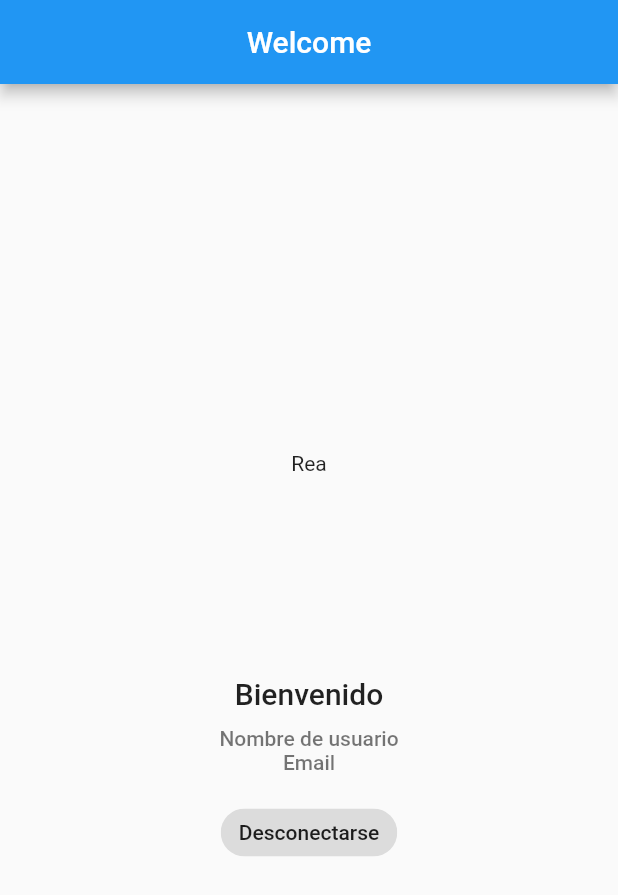
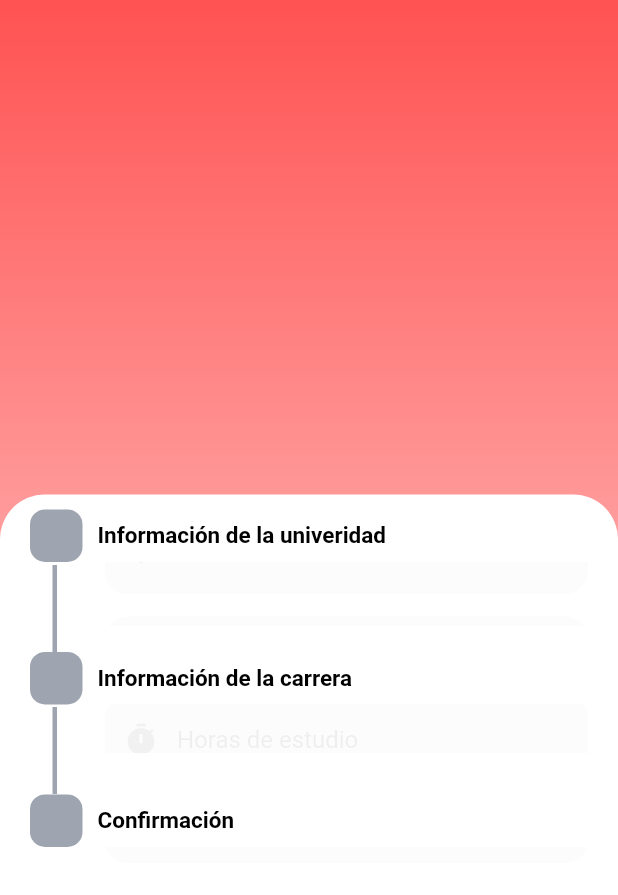
Before and after one commit to tutostrucoscode/rea, a Flutter app: the HomeScreen screen opened directly, on a phone screen of 412 x 824 dp. Shown: the top 895 px of the screen. Run offline on Flutter 3.47's test engine with Material 2 defaults, Android fonts, the phone set to English and light mode, and no system bars; our stand-ins replace bloc, cloud_firestore, equatable, firebase_auth, firebase_core, flutter_bloc and 1 more; accounts and stored records are empty.

Commit message:
formulario
- formulario

```diff
--- /dev/null
+++ b/lib/ui/screens/forms/page1.dart
@@ -0,0 +1,34 @@
+import 'package:flutter/material.dart';
+import 'package:rea/ui/widgets/textField.dart';
+
+class Page1 extends StatelessWidget {
+  const Page1({Key? key}) : super(key: key);
+
+  @override
+  Widget build(BuildContext context) {
+    return Container(
+      padding: const EdgeInsets.only(top: 15),
+      child: Column(children: [
+        TProgress(
+          hintText: 'Nombre de la universidad',
+          prefix: const Icon(Icons.apartment),
+        ),
+        SizedBox(height: 15),
+        TProgress(
+          hintText: 'Nombre de la facultad',
+          prefix: const Icon(Icons.school),
+        ),
+        SizedBox(height: 15),
+        TProgress(
+          hintText: 'Semestre cursando',
+          prefix: const Icon(Icons.numbers),
+        ),
+        SizedBox(height: 15),
+        TProgress(
+          hintText: 'Promedio general de la carrera',
+          prefix: const Icon(Icons.star),
+        ),
+      ]),
+    );
+  }
+}
--- /dev/null
+++ b/lib/ui/screens/forms/page2.dart
@@ -0,0 +1,29 @@
+import 'package:flutter/material.dart';
+import 'package:rea/ui/widgets/textField.dart';
+
+class Page2 extends StatelessWidget {
+  const Page2({Key? key}) : super(key: key);
+
+  @override
+  Widget build(BuildContext context) {
+    return Container(
+      padding: const EdgeInsets.only(top: 15),
+      child: Column(children: [
+        TProgress(
+          hintText: 'Materia de interes',
+          prefix: const Icon(Icons.book),
+        ),
+        SizedBox(height: 15),
+        TProgress(
+          hintText: 'Horas de estudio',
+          prefix: const Icon(Icons.timer),
+        ),
+        SizedBox(height: 15),
+        TProgress(
+          hintText: 'Promedio general de la carrera',
+          prefix: const Icon(Icons.star),
+        ),
+      ]),
+    );
+  }
+}
--- /dev/null
+++ b/lib/ui/screens/forms/page3.dart
@@ -0,0 +1,24 @@
+import 'package:flutter/material.dart';
+import 'package:rea/ui/widgets/textField.dart';
+
+class Page3 extends StatelessWidget {
+  const Page3({Key? key}) : super(key: key);
+
+  @override
+  Widget build(BuildContext context) {
+    return Container(
+      padding: const EdgeInsets.only(top: 15),
+      child: Column(children: [
+        TProgress(
+          hintText: 'Como se entero de nosotros',
+          prefix: const Icon(Icons.batch_prediction),
+        ),
+        SizedBox(height: 15),
+        TProgress(
+          hintText: 'Heres estudiante o profesor',
+          prefix: const Icon(Icons.assignment_ind),
+        ),
+      ]),
+    );
+  }
+}
--- a/lib/ui/screens/homeScreen.dart
+++ b/lib/ui/screens/homeScreen.dart
@@ -1,4 +1,8 @@
 import 'package:flutter/material.dart';
+import 'package:rea/ui/screens/forms/page1.dart';
+import 'package:rea/ui/screens/forms/page2.dart';
+import 'package:rea/ui/screens/forms/page3.dart';
+import 'package:rea/ui/widgets/progress.dart';
 
 class HomeScreen extends StatefulWidget {
   const HomeScreen({Key? key}) : super(key: key);
@@ -10,47 +14,59 @@ class HomeScreen extends StatefulWidget {
 class _HomeScreenState extends State<HomeScreen> {
   @override
   Widget build(BuildContext context) {
+    double height = MediaQuery.of(context).size.height;
+    double width = MediaQuery.of(context).size.width;
     return Scaffold(
-      appBar: AppBar(
-        title: const Text("Welcome"),
-        centerTitle: true,
+      body: Stack(
+        children: [
+          Container(
+            width: width,
+            height: height,
+            decoration: const BoxDecoration(
+                gradient: LinearGradient(
+                    colors: [Colors.redAccent, Colors.white],
+                    begin: Alignment.topCenter,
+                    end: Alignment.bottomCenter)),
           ),
-      body: Center(
-        child: Padding(
-          padding: const EdgeInsets.all(20),
+          DraggableScrollableSheet(
+              maxChildSize: .9,
+              minChildSize: .5,
+              initialChildSize: .6,
+              builder: (ctx, controller) {
+                return Container(
+                  padding:
+                      const EdgeInsets.symmetric(horizontal: 20, vertical: 10),
+                  decoration: const BoxDecoration(
+                      borderRadius: BorderRadius.only(
+                          topLeft: Radius.circular(30),
+                          topRight: Radius.circular(30)),
+                      color: Colors.white),
+                  child: SingleChildScrollView(
+                    controller: controller,
                     child: Column(
-            mainAxisAlignment: MainAxisAlignment.center,
-            crossAxisAlignment: CrossAxisAlignment.center,
-            children: <Widget>[
-              const SizedBox(
-                height: 150,
-                child: Text("Rea"),
+                      crossAxisAlignment: CrossAxisAlignment.start,
+                      children: [
+                        PForm(pages: const [
+                          Page1(),
+                          Page2(),
+                          Page3()
+                        ], title: [
+                          PTitle(
+                            title: 'Información de la univeridad',
                           ),
-              const Text(
-                "Bienvenido",
-                style:
-                    const TextStyle(fontSize: 20, fontWeight: FontWeight.w500),
+                          PTitle(
+                            title: 'Información de la carrera',
                           ),
-              const SizedBox(
-                height: 10,
-              ),
-              const Text(
-                "Nombre de usuario",
-                style: TextStyle(
-                    color: Colors.black54, fontWeight: FontWeight.w500),
-              ),
-              const Text(
-                "Email",
-                style: TextStyle(
-                    color: Colors.black54, fontWeight: FontWeight.w500),
-              ),
-              const SizedBox(
-                height: 15,
-              ),
-              ActionChip(label: const Text("Desconectarse"), onPressed: () {}),
+                          PTitle(
+                            title: 'Confirmación',
+                          )
+                        ])
                       ],
                     ),
                   ),
+                );
+              })
+        ],
       ),
     );
   }
--- /dev/null
+++ b/lib/ui/widgets/progress.dart
@@ -0,0 +1,216 @@
+import 'dart:ui';
+import 'package:flutter/cupertino.dart';
+import 'package:flutter/material.dart';
+import 'package:flutter/painting.dart';
+
+class PForm extends StatefulWidget {
+  final List<Widget> pages;
+  final List<PTitle> title;
+  PFormController? controller;
+  double height;
+  Color activeColor, disableColor;
+  PForm(
+      {required this.pages,
+      required this.title,
+      this.controller,
+      this.activeColor = Colors.redAccent,
+      this.disableColor = const Color(0xff9EA5B1),
+      this.height = 400});
+
+  @override
+  _PFormState createState() => _PFormState();
+}
+
+class _PFormState extends State<PForm> with TickerProviderStateMixin {
+  late List<AnimationController> _controllers;
+  late List<Animation<double>> _annimations;
+  late List<Animation<double>> _annimationsOpacity;
+  late List<bool> activeColor;
+  void initState() {
+    super.initState();
+    _controllers = List.generate(
+        widget.pages.length,
+        (index) => AnimationController(
+            vsync: this,
+            duration: Duration(milliseconds: 200),
+            lowerBound: .1));
+    _annimations = _controllers
+        .map((_controller) =>
+            Tween<double>(begin: .05, end: 1).animate(_controller))
+        .toList();
+    _annimationsOpacity = _controllers
+        .map((_controller) =>
+            Tween<double>(begin: 0, end: 1).animate(_controller))
+        .toList();
+    activeColor = List.generate(widget.pages.length, (index) => false);
+
+    if (widget.controller != null) {
+      widget.controller!.addListener(() {
+        controlColor(widget.controller!.currentPage);
+      });
+    }
+  }
+
+  controlColor(int index) {
+    for (var i = 0; i < activeColor.length; i++) {
+      if (index == i) {
+        if (!_controllers[i].isCompleted) _controllers[index].animateTo(1);
+      } else {
+        if (_controllers[i].isCompleted) _controllers[i].reverse();
+      }
+    }
+    for (var i = 0; i <= index; i++) {
+      activeColor[i] = true;
+    }
+    for (var i = index + 1; i < activeColor.length; i++) {
+      activeColor[i] = false;
+    }
+    setState(() {});
+  }
+
+  @override
+  void dispose() {
+    super.dispose();
+    _controllers.forEach((c) {
+      c.dispose();
+    });
+  }
+
+  @override
+  Widget build(BuildContext context) {
+    return Container(
+      child: Column(
+        crossAxisAlignment: CrossAxisAlignment.start,
+        children: widget.pages.map(
+          (e) {
+            int index = widget.pages.indexOf(e);
+            return Stack(
+              children: [
+                if (index != widget.pages.length - 1)
+                  Container(
+                    margin: EdgeInsets.only(left: 2, top: 37),
+                    child: SizeTransition(
+                      sizeFactor: _annimations[index],
+                      child: Container(
+                        margin: EdgeInsets.only(left: 13, right: 20),
+                        width: 3,
+                        height: widget.height,
+                        color: activeColor[index + 1]
+                            ? widget.activeColor.withOpacity(.9)
+                            : widget.disableColor,
+                      ),
+                    ),
+                  ),
+                Column(
+                  children: [
+                    Row(
+                      children: [
+                        InkWell(
+                          onTap: () {
+                            controlColor(index);
+                          },
+                          child: Container(
+                            width: 35,
+                            height: 35,
+                            decoration: BoxDecoration(
+                                borderRadius: BorderRadius.circular(10),
+                                color: activeColor[index]
+                                    ? widget.activeColor.withOpacity(.9)
+                                    : widget.disableColor),
+                          ),
+                        ),
+                        const SizedBox(
+                          width: 10,
+                        ),
+                        widget.title[index].copyWith(
+                            activeColor: activeColor[index]
+                                ? widget.activeColor
+                                : Colors.black)
+                      ],
+                    ),
+                    Row(
+                      children: [
+                        const SizedBox(
+                          width: 50,
+                        ),
+                        Expanded(
+                            child: FadeTransition(
+                          opacity: _annimationsOpacity[index],
+                          child: SizeTransition(
+                            sizeFactor: _annimations[index],
+                            child: e,
+                          ),
+                        ))
+                      ],
+                    )
+                  ],
+                )
+              ],
+            );
+          },
+        ).toList(),
+      ),
+    );
+  }
+}
+
+class PTitle extends StatelessWidget {
+  PTitle({
+    required this.title,
+    this.activeColor,
+  });
+  String title;
+  Color? activeColor;
+  @override
+  Widget build(BuildContext context) {
+    if (activeColor == null) activeColor = Color(0xff26262B);
+    return Column(
+      children: [
+        Text(
+          title,
+          style: TextStyle(
+              fontSize: 15, fontWeight: FontWeight.bold, color: activeColor),
+        ),
+      ],
+    );
+  }
+
+  copyWith({String? title, Color? activeColor}) {
+    return Column(
+      children: [
+        Text(
+          title ?? this.title,
+          style: TextStyle(
+            fontSize: 15,
+            fontWeight: FontWeight.bold,
+            color: activeColor ?? this.activeColor,
+          ),
+        )
+      ],
+    );
+  }
+}
+
+class PFormController extends ChangeNotifier {
+  PFormController(this.length);
+  int _page = -1;
+  late int length;
+
+  nextPage() {
+    if (_page < length - 1) _page++;
+
+    notifyListeners();
+  }
+
+  get currentPage => _page;
+
+  set jumpToPage(int p) {
+    _page = p;
+    notifyListeners();
+  }
+
+  prevPage() {
+    if (_page > 0) _page--;
+    notifyListeners();
+  }
+}
--- /dev/null
+++ b/lib/ui/widgets/textField.dart
@@ -0,0 +1,25 @@
+import 'package:flutter/material.dart';
+
+class TProgress extends StatelessWidget {
+  String hintText;
+  Widget prefix;
+
+  TProgress({Key? key, required this.hintText, required this.prefix})
+      : super(key: key);
+
+  @override
+  Widget build(BuildContext context) {
+    return Container(
+      decoration: BoxDecoration(
+        color: Colors.grey.withOpacity(.3),
+        borderRadius: BorderRadius.circular(15),
+      ),
+      child: TextFormField(
+        decoration: InputDecoration(
+            prefixIcon: prefix,
+            hintText: hintText,
+            border: OutlineInputBorder(borderSide: BorderSide.none)),
+      ),
+    );
+  }
+}
```
Lines whose indentation alone changed are shown as unchanged.
